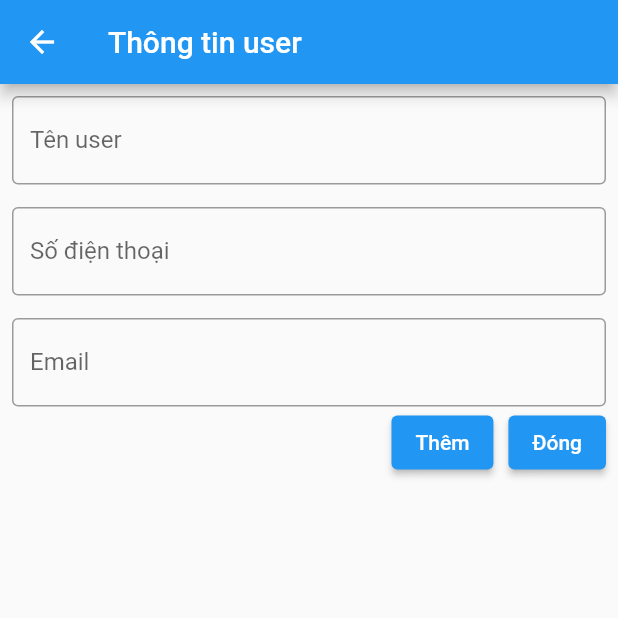
After one commit to iamcaominhtien/CaoMinhTien_FLutter_NTU, a Flutter app: the PageSQLiteDetail screen opened directly, on a phone screen of 412 x 824 dp, the top half of it. The commit adds this screen. Run offline on Flutter 3.47's test engine with Material 2 defaults, Android fonts, the phone set to English and light mode, and no system bars; our stand-ins replace flutter_slidable, shared_preferences, sqflite, webview_flutter; missing offline and left inert: webview_flutter_plus, xml2json; accounts and stored records are empty.

Commit message:
sqlite app demo of teacher

```diff
--- a/lib/homework5/components/rss_helper.dart
+++ b/lib/homework5/components/rss_helper.dart
@@ -4,13 +4,14 @@ import 'package:flutter/material.dart';
 import 'package:http/http.dart' as http;
 import 'package:xml2json/xml2json.dart';
 import 'rss_item.dart';
+import 'constants.dart';
 
 class RSSHelper {
-  // static String _rssURL = 'http://vnexpress.net/rss/tin-moi-nhat.rss';
+  static String rssURL = listRSS['Trang chủ']!;
 
   static Future<List<dynamic>?> fetchRSS() async {
     final response =
-        await http.get(Uri.parse('http://vnexpress.net/rss/tin-moi-nhat.rss'));
+        await http.get(Uri.parse(rssURL));
     if (response.statusCode == 200) {
       final xml2Json = Xml2Json();
       xml2Json.parse(utf8.decode(response.bodyBytes));
--- a/lib/main.dart
+++ b/lib/main.dart
@@ -1,6 +1,7 @@
 import 'package:caominhtien_61cntt2/homework5/screen/vnexpress_app.dart';
 import 'package:caominhtien_61cntt2/json/list_json_photo_app.dart';
 import 'package:caominhtien_61cntt2/my_provider/manage_product_app.dart';
+import 'package:caominhtien_61cntt2/sqlite/sample/sqlite_app.dart';
 import 'homework4/edited/my_list_product_edited.dart';
 import 'manage_cast/manage_cast_app.dart';
 import 'photoAlbum.dart';
@@ -43,6 +44,7 @@ class MyApp extends StatelessWidget {
         '/manage_product_app': (context) => const ManageProductApp(),
         '/json_photo': (context) => const MyJsonPhoto(),
         '/vnexpress': (context) => const VNExpressApp(),
+        '/sqlite_demo': (context) => const SQLiteApp(),
       },
     );
   }
@@ -62,6 +64,10 @@ class MyHome extends StatelessWidget {
         child: Column(
           crossAxisAlignment: CrossAxisAlignment.stretch,
           children: const [
+            ButtonForwarding(
+              labelButton: 'SQLite App Demo',
+              nameNavigator: '/sqlite_demo',
+            ),
             ButtonForwarding(
               labelButton: 'VNExpress App',
               nameNavigator: '/vnexpress',
--- /dev/null
+++ b/lib/sqlite/sample/constants.dart
@@ -0,0 +1 @@
+const String tableName = 'User';
--- /dev/null
+++ b/lib/sqlite/sample/page_user_detail.dart
@@ -0,0 +1,133 @@
+import 'package:flutter/material.dart';
+import 'package:provider/provider.dart';
+import 'provider_data.dart';
+import 'sqlite_data.dart';
+
+class PageSQLiteDetail extends StatefulWidget {
+  final bool? see;
+  final User? user;
+  const PageSQLiteDetail({Key? key, required this.see, this.user})
+      : super(key: key);
+
+  @override
+  State<PageSQLiteDetail> createState() => _PageSQLiteDetailState();
+}
+
+class _PageSQLiteDetailState extends State<PageSQLiteDetail> {
+  TextEditingController txtName = TextEditingController();
+  TextEditingController txtPhone = TextEditingController();
+  TextEditingController txtEmail = TextEditingController();
+  late DatabaseProvider provider;
+  late String labelButton;
+
+  @override
+  void initState() {
+    super.initState();
+    // widget.see ?? false;
+    if (widget.user == null) {
+      labelButton = 'Thêm';
+    } else {
+      labelButton = 'Cập nhật';
+      txtEmail.text = widget.user!.email!;
+      txtName.text = widget.user!.name!;
+      txtPhone.text = widget.user!.phone!;
+    }
+    provider = Provider.of<DatabaseProvider>(context, listen: false);
+    provider.readUsers();
+  }
+
+  @override
+  Widget build(BuildContext context) {
+    return Scaffold(
+      appBar: AppBar(
+        title: const Text('Thông tin user'),
+      ),
+      body: Padding(
+        padding: const EdgeInsets.all(8.0),
+        child: Column(
+          children: [
+            TextField(
+              readOnly: widget.see!,
+              controller: txtName,
+              decoration: const InputDecoration(
+                labelText: 'Tên user',
+                border: OutlineInputBorder(),
+              ),
+            ),
+            const SizedBox(height: 15),
+            TextField(
+              readOnly: widget.see!,
+              controller: txtPhone,
+              decoration: const InputDecoration(
+                labelText: 'Số điện thoại',
+                border: OutlineInputBorder(),
+              ),
+            ),
+            const SizedBox(height: 15),
+            TextField(
+              readOnly: widget.see!,
+              controller: txtEmail,
+              decoration: const InputDecoration(
+                labelText: 'Email',
+                border: OutlineInputBorder(),
+              ),
+            ),
+            Row(
+              mainAxisAlignment: MainAxisAlignment.end,
+              children: [
+                if (widget.see != true)
+                  ElevatedButton(
+                    onPressed: () => addorUpdate(),
+                    child: Text(labelButton),
+                  ),
+                const SizedBox(
+                  width: 10,
+                ),
+                ElevatedButton(
+                  onPressed: () {
+                    Navigator.pop(context);
+                  },
+                  child: const Text('Đóng'),
+                ),
+              ],
+            )
+          ],
+        ),
+      ),
+    );
+  }
+
+  void addorUpdate() async {
+    User newUser =
+        User(email: txtEmail.text, name: txtName.text, phone: txtPhone.text);
+    if (widget.user == null) {
+      int id = -1;
+      id = await provider.insertUser(newUser);
+      debugPrint(id.toString());
+      debugPrint(newUser.id.toString());
+      if (id > 0) {
+        showSnackBar(context, 'Thêm User ${newUser.name} thành công');
+      } else {
+        showSnackBar(context, 'Thêm User ${newUser.name} không thành công');
+      }
+    } else {
+      int count = -1;
+      count = await provider.updateUser(newUser, widget.user!.id!);
+      debugPrint(widget.user!.id!.toString());
+      if (count > 0) {
+        showSnackBar(context, 'Cập nhật User ${newUser.name} thành công');
+      } else {
+        showSnackBar(context, 'Cập nhật User ${newUser.name} không thành công');
+      }
+    }
+  }
+}
+
+void showSnackBar(BuildContext context, String messenger) {
+  ScaffoldMessenger.of(context).removeCurrentSnackBar();
+  ScaffoldMessenger.of(context).showSnackBar(
+    SnackBar(
+      content: Text(messenger),
+    ),
+  );
+}
--- /dev/null
+++ b/lib/sqlite/sample/provider_data.dart
@@ -0,0 +1,58 @@
+import 'package:caominhtien_61cntt2/sqlite/sample/sqlite_data.dart';
+import 'package:flutter/foundation.dart';
+
+///Quan li trang thai database
+class DatabaseProvider extends ChangeNotifier {
+  DataBaseHelper? dataBaseHelper;
+  List<User>? _users;
+
+  DatabaseProvider() {
+    dataBaseHelper = DataBaseHelper();
+  }
+
+  List<User>? get users => _users;
+
+  ///get all users
+  void readUsers() {
+    debugPrint('Reading');
+    if (users == null) {
+      dataBaseHelper!.open().whenComplete(() async {
+        _users = await dataBaseHelper!
+            .getUsers()
+            .whenComplete(() => notifyListeners());
+      });
+    }
+    debugPrint('Finish Reading');
+  }
+
+  Future<int> updateUser(User user, int id) async {
+    int count = await dataBaseHelper!.update(user, id).whenComplete(() async {
+      _users = await dataBaseHelper!
+          .getUsers()
+          .whenComplete(() => notifyListeners());
+    });
+    return count;
+  }
+
+  Future<int> insertUser(User user) async {
+    int? id = await dataBaseHelper!.insert(user).whenComplete(() async {
+      _users = await dataBaseHelper!
+          .getUsers()
+          .whenComplete(() => notifyListeners());
+    });
+    return id;
+  }
+
+  Future<int> deleteUser(int id) async {
+    int count = await dataBaseHelper!.delete(id).whenComplete(() async {
+      _users = await dataBaseHelper!
+          .getUsers()
+          .whenComplete(() => notifyListeners());
+    });
+    return count;
+  }
+
+  void closeDb() {
+    dataBaseHelper!.closeDatabase();
+  }
+}
--- /dev/null
+++ b/lib/sqlite/sample/sqlite_app.dart
@@ -0,0 +1,33 @@
+import 'package:caominhtien_61cntt2/sqlite/sample/provider_data.dart';
+import 'package:flutter/material.dart';
+import 'package:provider/provider.dart';
+import 'page_user_detail.dart';
+import 'page_home_sqlite.dart';
+
+class SQLiteApp extends StatefulWidget {
+  const SQLiteApp({Key? key}) : super(key: key);
+
+  @override
+  State<SQLiteApp> createState() => _SQLiteAppState();
+}
+
+class _SQLiteAppState extends State<SQLiteApp> {
+  @override
+  Widget build(BuildContext context) {
+    return ChangeNotifierProvider(
+      create: (context) {
+        var databaseProvider = DatabaseProvider();
+        databaseProvider.readUsers();
+        debugPrint('Out readUsers');
+        return databaseProvider;
+      },
+      child: MaterialApp(
+        debugShowCheckedModeBanner: false,
+        title: 'SQLite Demo App',
+        home: PageListUserSQLite(
+          popContext: context,
+        ),
+      ),
+    );
+  }
+}
--- /dev/null
+++ b/lib/sqlite/sample/sqlite_data.dart
@@ -0,0 +1,99 @@
+import 'package:sqflite/sqflite.dart';
+import 'constants.dart';
+
+class User {
+  int? id;
+  String? name, phone, email;
+
+  User({this.id, this.name, this.phone, this.email});
+
+  factory User.fromJson(Map<String, dynamic> json) {
+    return User(
+      id: json['id'],
+      name: json['name'],
+      phone: json['phone'],
+      email: json['email'],
+    );
+  }
+
+  Map<String, dynamic> toJson() => {
+        'id': id,
+        'name': name,
+        'phone': phone,
+        'email': email,
+      };
+}
+
+class DataBaseHelper {
+  Database? database;
+  String? _path; //Path to database folder
+
+  Future<String?> _getDatabasePath(String databaseName) async {
+    String p = await getDatabasesPath();
+    String _path = "$p/$databaseName";
+    this._path = _path;
+    return _path;
+  }
+
+  //Open a database, if it hasn't exited, onCreate will be called to create a new one
+  Future<Database?> open() async {
+    String? _path = await _getDatabasePath('demo.db');
+    database = await openDatabase(
+      _path!,
+      version: 1,
+      onCreate: (db, version) async {
+        db.execute(
+            'CREATE TABLE $tableName (id INTEGER PRIMARY KEY, name TEXT, phone TEXT, email TEXT)');
+      },
+      //onUpgrade: version: 2
+    );
+    return database;
+  }
+
+  Future<int> insert(User user) async {
+    //id: id of the last record of database
+    int id = await database!.transaction((txn) async {
+      int id = await txn.rawInsert(
+          'INSERT INTO $tableName(name, phone, email) VALUES(?,?,?)',
+          [user.name, user.phone, user.email]);
+      return id;
+    });
+    return id;
+  }
+
+  Future<int> update(User user, int id) async {
+    int count = await database!.transaction((txn) async {
+      int count = await txn.rawUpdate(
+          'UPDATE $tableName SET name = ?, phone = ?, email = ? WHERE id = ?',
+          [user.name, user.phone, user.email, id]);
+      return count;
+    });
+    return count;
+  }
+
+  Future<int> delete(int id) async {
+    int count = await database!.transaction((txn) async {
+      int count =
+          await txn.rawDelete('DELETE FROM $tableName WHERE id = ?', [id]);
+      return count;
+    });
+    return count;
+  }
+
+  Future<List<User>> getUsers() async {
+    // var list = await database!.rawQuery('SELECT * FROM $tableName')
+    //     as List<Map<String, User>>;
+    List<Map> list = await database!.rawQuery('SELECT * FROM $tableName');
+    return list
+        .map((userJson) => User.fromJson(userJson as Map<String, dynamic>))
+        .toList();
+  }
+
+  void closeDatabase() async {
+    await database!.close();
+  }
+
+  void deleteDB() {
+    deleteDatabase(_path!);
+  }
+}
--- a/pubspec.yaml
+++ b/pubspec.yaml
@@ -23,6 +23,7 @@ dependencies:
   path_provider: ^2.0.9
   webview_flutter: ^3.0.2
   webview_flutter_plus: ^0.3.0+2
+  sqflite: ^2.0.2+1
 
 dev_dependencies:
   flutter_test:
```
Also changed, not shown: lib/homework5/components/constants.dart (added, +10 -0 lines), lib/homework5/screen/vnexpress_app.dart (+71 -7 lines), lib/sqlite/sample/alert_dialog.dart (added, +25 -0 lines), lib/sqlite/sample/page_home_sqlite.dart (added, +162 -0 lines), pubspec.lock.
